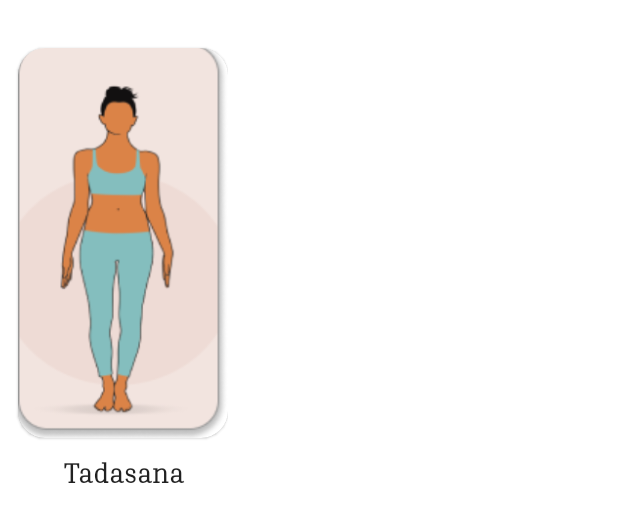
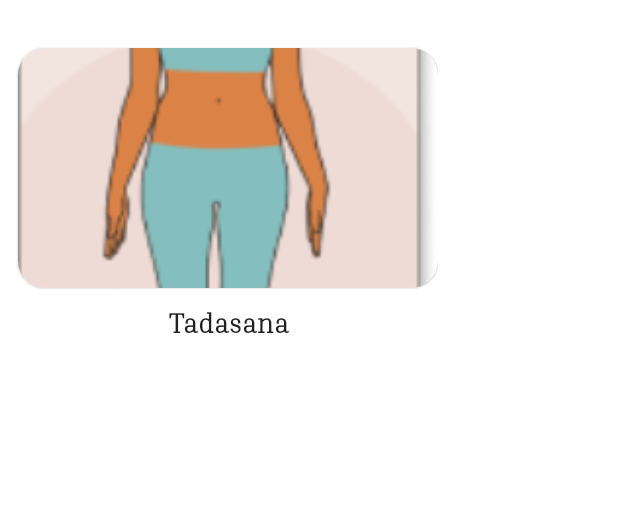
Before and after one commit to deephudka005/Cure4Mind, an Android app: the layout card_yoga.xml on its own in the app's theme, with its tools: preview values and no code run, on a phone screen of 412 x 824 dp. Shown: the top 522 px of the screen. Run offline under Robolectric (Android 15) with nearby library versions, the phone set to English and light mode, and no system bars.

Commit message:
yoga card size changed

```diff
--- a/app/src/main/res/layout/card_yoga.xml
+++ b/app/src/main/res/layout/card_yoga.xml
@@ -20,8 +20,8 @@
 
         <ImageView
             android:id="@+id/yoga_card_image"
-            android:layout_width="140dp"
-            android:layout_height="260dp"
+            android:layout_width="280dp"
+            android:layout_height="160dp"
             android:scaleType="centerCrop"
             app:srcCompat="@drawable/asset_yoga_card_vertical_bg" />
     </com.google.android.material.card.MaterialCardView>
```
